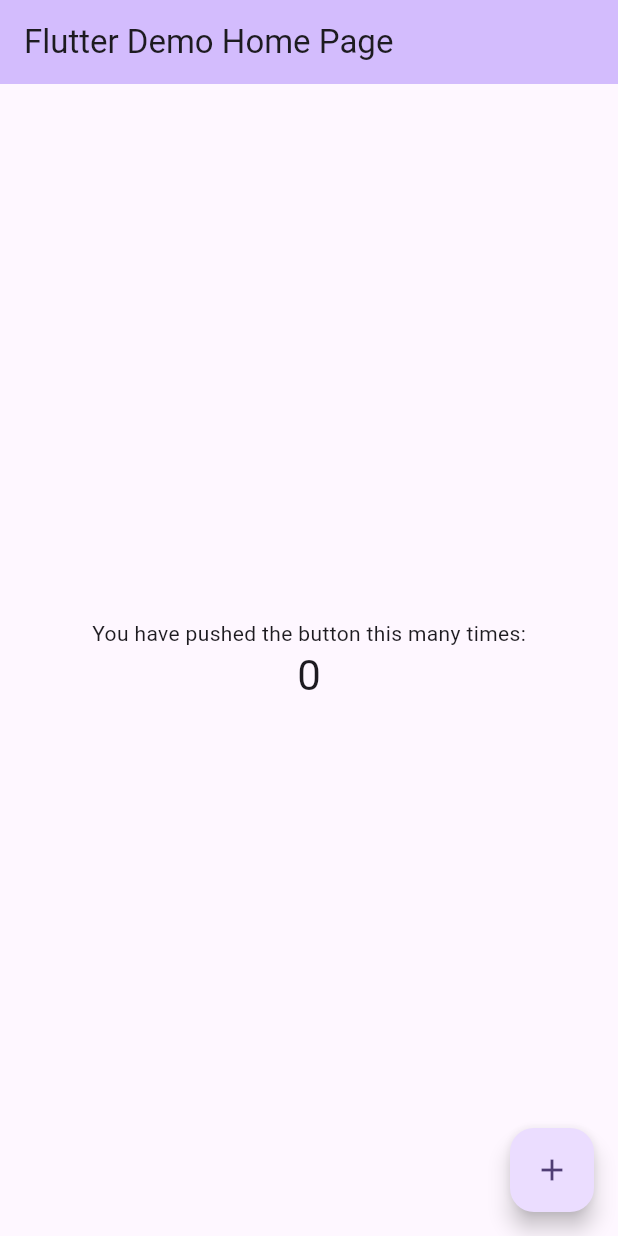
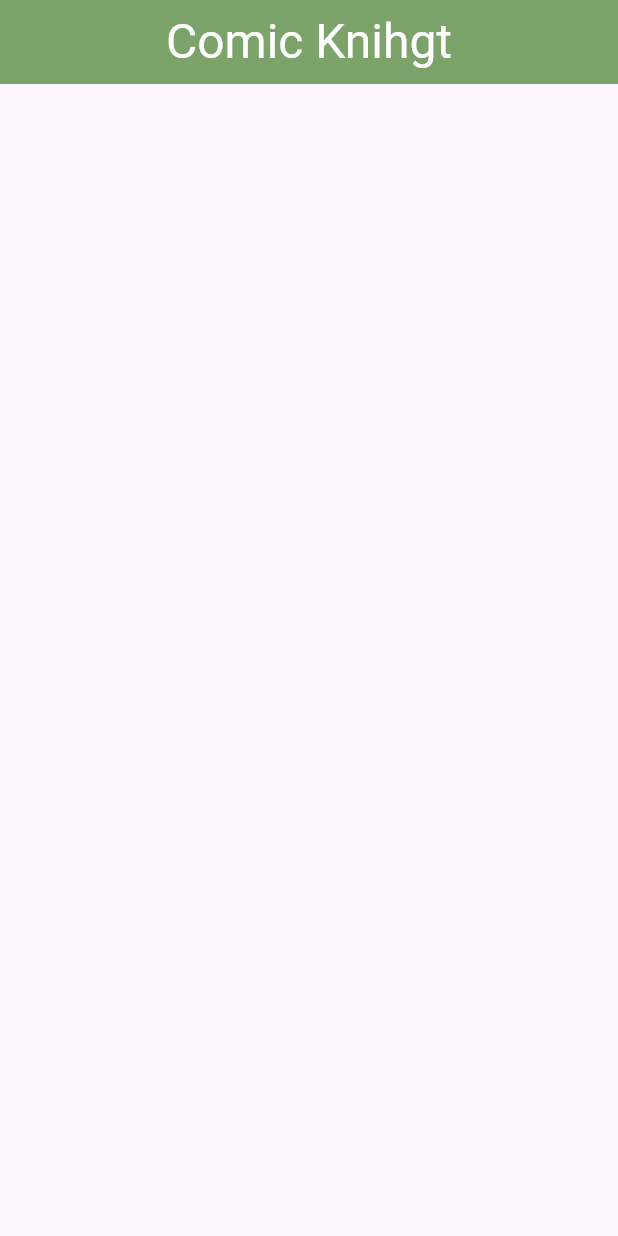
Before and after one commit to mariomario007744-droid/comic_knight, a Flutter app: the screen it shows after launch, on a phone screen of 412 x 824 dp. Run offline on Flutter 3.47's test engine with Material 3 defaults, Android fonts, the phone set to English and light mode, and no system bars.

Commit message:
create login view and create app bar contant

```diff
--- a/lib/main.dart
+++ b/lib/main.dart
@@ -1,122 +1,17 @@
+import 'package:comic_knight/views/login_view.dart';
 import 'package:flutter/material.dart';
 
-void main() {
-  runApp(const MyApp());
+void main(){
+  runApp(Comic_Knihgt());
 }
 
-class MyApp extends StatelessWidget {
-  const MyApp({super.key});
+class Comic_Knihgt extends StatelessWidget {
+  const Comic_Knihgt({super.key});
 
-  // This widget is the root of your application.
   @override
   Widget build(BuildContext context) {
     return MaterialApp(
-      title: 'Flutter Demo',
-      theme: ThemeData(
-        // This is the theme of your application.
-        //
-        // TRY THIS: Try running your application with "flutter run". You'll see
-        // the application has a purple toolbar. Then, without quitting the app,
-        // try changing the seedColor in the colorScheme below to Colors.green
-        // and then invoke "hot reload" (save your changes or press the "hot
-        // reload" button in a Flutter-supported IDE, or press "r" if you used
-        // the command line to start the app).
-        //
-        // Notice that the counter didn't reset back to zero; the application
-        // state is not lost during the reload. To reset the state, use hot
-        // restart instead.
-        //
-        // This works for code too, not just values: Most code changes can be
-        // tested with just a hot reload.
-        colorScheme: ColorScheme.fromSeed(seedColor: Colors.deepPurple),
-      ),
-      home: const MyHomePage(title: 'Flutter Demo Home Page'),
+      home: LoginView(),
     );
   }
 }
-
-class MyHomePage extends StatefulWidget {
-  const MyHomePage({super.key, required this.title});
-
-  // This widget is the home page of your application. It is stateful, meaning
-  // that it has a State object (defined below) that contains fields that affect
-  // how it looks.
-
-  // This class is the configuration for the state. It holds the values (in this
-  // case the title) provided by the parent (in this case the App widget) and
-  // used by the build method of the State. Fields in a Widget subclass are
-  // always marked "final".
-
-  final String title;
-
-  @override
-  State<MyHomePage> createState() => _MyHomePageState();
-}
-
-class _MyHomePageState extends State<MyHomePage> {
-  int _counter = 0;
-
-  void _incrementCounter() {
-    setState(() {
-      // This call to setState tells the Flutter framework that something has
-      // changed in this State, which causes it to rerun the build method below
-      // so that the display can reflect the updated values. If we changed
-      // _counter without calling setState(), then the build method would not be
-      // called again, and so nothing would appear to happen.
-      _counter++;
-    });
-  }
-
-  @override
-  Widget build(BuildContext context) {
-    // This method is rerun every time setState is called, for instance as done
-    // by the _incrementCounter method above.
-    //
-    // The Flutter framework has been optimized to make rerunning build methods
-    // fast, so that you can just rebuild anything that needs updating rather
-    // than having to individually change instances of widgets.
-    return Scaffold(
-      appBar: AppBar(
-        // TRY THIS: Try changing the color here to a specific color (to
-        // Colors.amber, perhaps?) and trigger a hot reload to see the AppBar
-        // change color while the other colors stay the same.
-        backgroundColor: Theme.of(context).colorScheme.inversePrimary,
-        // Here we take the value from the MyHomePage object that was created by
-        // the App.build method, and use it to set our appbar title.
-        title: Text(widget.title),
-      ),
-      body: Center(
-        // Center is a layout widget. It takes a single child and positions it
-        // in the middle of the parent.
-        child: Column(
-          // Column is also a layout widget. It takes a list of children and
-          // arranges them vertically. By default, it sizes itself to fit its
-          // children horizontally, and tries to be as tall as its parent.
-          //
-          // Column has various properties to control how it sizes itself and
-          // how it positions its children. Here we use mainAxisAlignment to
-          // center the children vertically; the main axis here is the vertical
-          // axis because Columns are vertical (the cross axis would be
-          // horizontal).
-          //
-          // TRY THIS: Invoke "debug painting" (choose the "Toggle Debug Paint"
-          // action in the IDE, or press "p" in the console), to see the
-          // wireframe for each widget.
-          mainAxisAlignment: MainAxisAlignment.center,
-          children: <Widget>[
-            const Text('You have pushed the button this many times:'),
-            Text(
-              '$_counter',
-              style: Theme.of(context).textTheme.headlineMedium,
-            ),
-          ],
-        ),
-      ),
-      floatingActionButton: FloatingActionButton(
-        onPressed: _incrementCounter,
-        tooltip: 'Increment',
-        child: const Icon(Icons.add),
-      ), // This trailing comma makes auto-formatting nicer for build methods.
-    );
-  }
-}
--- /dev/null
+++ b/lib/views/login_view.dart
@@ -0,0 +1,16 @@
+import 'package:comic_knight/widgets/appbar_contant.dart';
+import 'package:flutter/material.dart';
+
+class LoginView extends StatelessWidget {
+  const LoginView({super.key});
+
+  @override
+  Widget build(BuildContext context) {
+    return Scaffold(
+      appBar: AppBar(
+        backgroundColor: Color(0xff7CA369),
+        title:Center(child: AppBarContant()),
+      ),
+    );
+  }
+}
--- /dev/null
+++ b/lib/widgets/appbar_contant.dart
@@ -0,0 +1,9 @@
+import 'package:flutter/material.dart';
+
+class AppBarContant extends StatelessWidget {
+
+  @override
+  Widget build(BuildContext context) {
+    return  const Text("Comic Knihgt",style: TextStyle(color: Colors.white,fontSize: 32),);
+  }
+}
```
